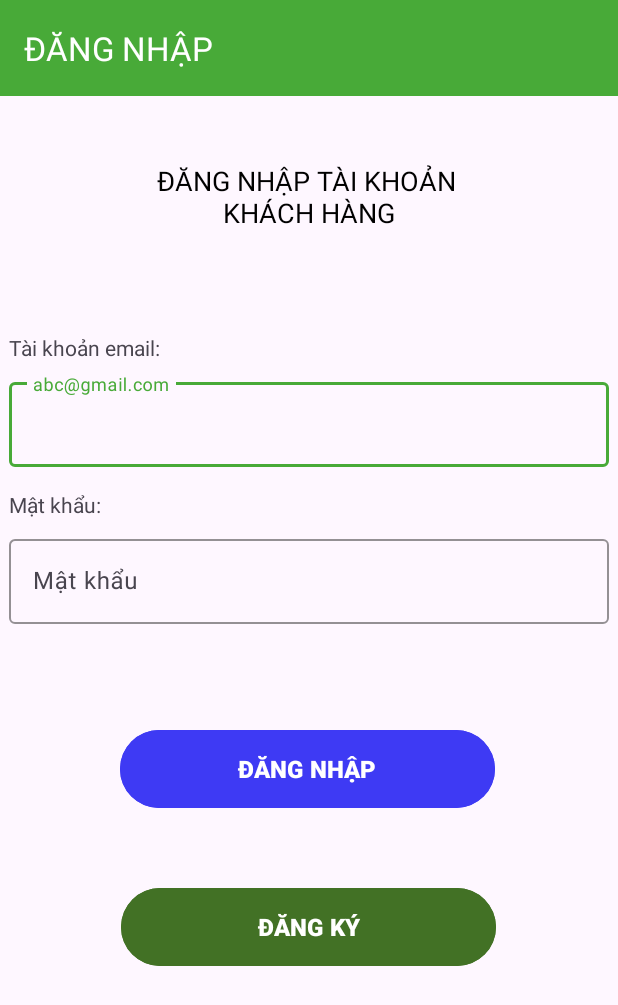
After one commit to captain18DevBE/MobileApp_giao_hang, an Android app: the CustomerLoginActivity screen opened directly, with no data from a screen before it, on a phone screen of 412 x 824 dp. The commit adds this screen. Shown: the top 1005 px of the screen. Run offline under Robolectric (Android 15) with nearby library versions, the phone set to English and light mode, and no system bars; our stand-ins replace Firebase (no records; nobody signed in at launch, a user with empty details on screens opened directly).

Commit message:
update login logout

```diff
--- /dev/null
+++ b/Project_GHN/app/src/main/java/tdtu/edu/project_ghn/view/CustomerLoginActivity.java
@@ -0,0 +1,124 @@
+package tdtu.edu.project_ghn.view;
+
+import androidx.annotation.NonNull;
+import androidx.appcompat.app.AppCompatActivity;
+import androidx.appcompat.widget.Toolbar;
+import androidx.core.content.ContextCompat;
+
+import android.content.Intent;
+import android.os.Bundle;
+import android.view.Menu;
+import android.view.View;
+import android.widget.Button;
+import android.widget.EditText;
+import android.widget.TextView;
+
+
+import com.google.android.gms.tasks.OnCompleteListener;
+import com.google.android.gms.tasks.Task;
+import com.google.firebase.auth.AuthResult;
+import com.google.firebase.auth.FirebaseAuth;
+import com.google.firebase.auth.FirebaseUser;
+
+import tdtu.edu.project_ghn.MainActivity;
+import tdtu.edu.project_ghn.R;
+
+public class CustomerLoginActivity extends AppCompatActivity {
+    private FirebaseAuth mAuth;
+    Button btnCustomerSignUp, btnCustomerLogin;
+    EditText edtUserName, edtPassWord;
+    TextView tvAlertLogin;
+    Toolbar toolbar;
+    @Override
+    protected void onCreate(Bundle savedInstanceState) {
+        super.onCreate(savedInstanceState);
+        setContentView(R.layout.activity_customer_login);
+
+        initFindView();
+        buildMenuAction(toolbar);
+
+        initListener();
+
+    }
+
+    private void initListener() {
+        btnCustomerLogin.setOnClickListener(new View.OnClickListener() {
+            @Override
+            public void onClick(View v) {
+                checkAuthentication();
+            }
+        });
+
+        btnCustomerSignUp.setOnClickListener(new View.OnClickListener() {
+            @Override
+            public void onClick(View v) {
+                Intent intent = new Intent(CustomerLoginActivity.this, CustomerSignUpActivity.class);
+                startActivity(intent);
+                finish();
+            }
+        });
+    }
+
+    private void checkAuthentication() {
+
+        mAuth = FirebaseAuth.getInstance();
+        String email = edtUserName.getText().toString().trim();
+        String password = edtPassWord.getText().toString().trim();
+
+        mAuth.signInWithEmailAndPassword(email, password).addOnCompleteListener(this, new OnCompleteListener<AuthResult>() {
+            @Override
+            public void onComplete(@NonNull Task<AuthResult> task) {
+                if (task.isSuccessful()) {
+                    FirebaseUser user = mAuth.getCurrentUser();
+//                    updateUI()
+                    Intent intent = new Intent(CustomerLoginActivity.this, MainActivity.class);
+                    startActivity(intent);
+                    finishAffinity();
+                } else {
+                    tvAlertLogin.setText("Sai tên đăng nhập hoặc mật khẩu!");
+                }
+            }
+        });
+    }
+
+
+    private void buildMenuAction(Toolbar toolbar) {
+        toolbar.setTitle("ĐĂNG NHẬP");
+        toolbar.setTitleTextColor(ContextCompat.getColor(this, R.color.white));
+        toolbar.inflateMenu(R.menu.menu_login);
+
+    }
+
+    private void initFindView() {
+        btnCustomerSignUp = findViewById(R.id.btnSignUp);
+        btnCustomerLogin = findViewById(R.id.btnLogin);
+        toolbar = findViewById(R.id.toolbar);
+        edtUserName = findViewById(R.id.edtUserNameCustomer);
+        edtPassWord = findViewById(R.id.edtPassCustomer);
+        tvAlertLogin = findViewById(R.id.tvAlertLogin);
+    }
+
+    @Override
+    public boolean onCreateOptionsMenu(Menu menu) {
+        getMenuInflater().inflate(R.menu.menu_login, menu);
+        return true;
+    }
+
+//  private void updateUI(FirebaseUser user) {
+//        hideProgressDialog();
+//        if (user != null) {
+//            mStatusTextView.setText(getString(R.string.google_status_fmt, user.getEmail()));
+//            mDetailTextView.setText(getString(R.string.firebase_status_fmt, user.getUid()));
+//
+//            findViewById(R.id.sign_in_button).setVisibility(View.GONE);
+//            findViewById(R.id.sign_out_and_disconnect).setVisibility(View.VISIBLE);
+//        } else {
+//            mStatusTextView.setText(R.string.signed_out);
+//            mDetailTextView.setText(null);
+//
+//            findViewById(R.id.sign_in_button).setVisibility(View.VISIBLE);
+//            findViewById(R.id.sign_out_and_disconnect).setVisibility(View.GONE);
+//        }
+//    }
+
+}
--- /dev/null
+++ b/Project_GHN/app/src/main/res/drawable/baseline_arrow_back_ios_24.xml
@@ -0,0 +1,5 @@
+<vector android:autoMirrored="true" android:height="24dp"
+    android:tint="#FFFFFF" android:viewportHeight="24"
+    android:viewportWidth="24" android:width="24dp" xmlns:android="http://schemas.android.com/apk/res/android">
+    <path android:fillColor="@android:color/white" android:pathData="M11.67,3.87L9.9,2.1 0,12l9.9,9.9 1.77,-1.77L3.54,12z"/>
+</vector>
--- /dev/null
+++ b/Project_GHN/app/src/main/res/layout/activity_customer_login.xml
@@ -0,0 +1,148 @@
+<?xml version="1.0" encoding="utf-8"?>
+<androidx.constraintlayout.widget.ConstraintLayout xmlns:android="http://schemas.android.com/apk/res/android"
+    xmlns:app="http://schemas.android.com/apk/res-auto"
+    xmlns:tools="http://schemas.android.com/tools"
+    android:layout_width="match_parent"
+    android:layout_height="match_parent"
+    tools:context=".view.ShipperLoginActivity">
+
+    <androidx.appcompat.widget.Toolbar
+        android:id="@+id/toolbar"
+        android:layout_width="match_parent"
+        android:layout_height="wrap_content"
+        android:background="#48AA38"
+        android:minHeight="?attr/actionBarSize"
+        android:theme="?attr/actionBarTheme"
+        app:layout_constraintEnd_toEndOf="parent"
+        app:layout_constraintStart_toStartOf="parent"
+        app:layout_constraintTop_toTopOf="parent" />
+
+
+    <LinearLayout
+        android:id="@+id/linearLayout"
+        android:layout_width="match_parent"
+        android:layout_height="wrap_content"
+        android:layout_marginTop="44dp"
+        android:gravity="center_horizontal"
+        android:orientation="vertical"
+        app:layout_constraintEnd_toEndOf="parent"
+        app:layout_constraintHorizontal_bias="0.0"
+        app:layout_constraintStart_toStartOf="parent"
+        app:layout_constraintTop_toBottomOf="@+id/toolbar">
+
+        <TextView
+            android:layout_width="wrap_content"
+            android:layout_height="match_parent"
+            android:gravity="center"
+            android:text="ĐĂNG NHẬP TÀI KHOẢN \nKHÁCH HÀNG"
+            android:textColor="@color/black"
+            android:textSize="18dp"
+            android:textStyle="normal"
+            app:layout_constraintBottom_toBottomOf="parent"
+            app:layout_constraintTop_toTopOf="parent"
+            tools:layout_editor_absoluteX="77dp" />
+    </LinearLayout>
+
+    <LinearLayout
+        android:id="@+id/linearLayout2"
+        android:layout_width="400dp"
+        android:layout_height="wrap_content"
+        android:layout_marginTop="68dp"
+        android:minWidth="200dp"
+        android:orientation="vertical"
+        app:layout_constraintEnd_toEndOf="parent"
+        app:layout_constraintStart_toStartOf="parent"
+        app:layout_constraintTop_toBottomOf="@+id/linearLayout">
+
+        <TextView
+            android:layout_width="wrap_content"
+            android:layout_height="wrap_content"
+            android:layout_marginBottom="8dp"
+            android:text="Tài khoản email:" />
+
+        <com.google.android.material.textfield.TextInputLayout
+            style="@style/ThemeOverlay.Material3.TextInputEditText.OutlinedBox"
+            android:layout_width="match_parent"
+            android:layout_height="wrap_content"
+            android:hint="abc@gmail.com"
+            app:boxStrokeColor="#48AA38"
+            app:helperTextTextColor="#48AA38"
+            app:hintTextColor="#48AA38">
+
+            <com.google.android.material.textfield.TextInputEditText
+                android:id="@+id/edtUserNameCustomer"
+                android:layout_width="match_parent"
+                android:layout_height="wrap_content"
+
+                />
+        </com.google.android.material.textfield.TextInputLayout>
+
+        <TextView
+            android:layout_width="wrap_content"
+            android:layout_height="wrap_content"
+            android:layout_marginTop="15dp"
+            android:layout_marginBottom="8dp"
+            android:text="Mật khẩu:" />
+
+        <com.google.android.material.textfield.TextInputLayout
+            style="@style/ThemeOverlay.Material3.TextInputEditText.OutlinedBox"
+            android:layout_width="match_parent"
+            android:layout_height="wrap_content"
+            android:hint="Mật khẩu"
+            app:boxStrokeColor="#48AA38"
+            app:helperTextTextColor="#48AA38"
+            app:hintTextColor="#48AA38">
+
+            <com.google.android.material.textfield.TextInputEditText
+                android:id="@+id/edtPassCustomer"
+                android:layout_width="match_parent"
+                android:layout_height="wrap_content"
+                android:inputType="textPassword" />
+        </com.google.android.material.textfield.TextInputLayout>
+    </LinearLayout>
+
+
+    <TextView
+        android:id="@+id/tvAlertLogin"
+        android:layout_width="wrap_content"
+        android:layout_height="wrap_content"
+        android:layout_marginTop="24dp"
+        android:text=""
+        android:textColor="#48AA38"
+        app:layout_constraintEnd_toEndOf="parent"
+        app:layout_constraintStart_toStartOf="parent"
+        app:layout_constraintTop_toBottomOf="@+id/linearLayout2" />
+
+    <Button
+        android:id="@+id/btnLogin"
+        android:layout_width="250dp"
+        android:layout_height="60dp"
+        android:layout_marginTop="24dp"
+        android:backgroundTint="#3E3AF4"
+        android:text="ĐĂNG NHẬP"
+        android:textSize="16dp"
+        android:textStyle="bold"
+        app:layout_constraintBottom_toBottomOf="parent"
+        app:layout_constraintEnd_toEndOf="parent"
+        app:layout_constraintHorizontal_bias="0.495"
+        app:layout_constraintStart_toStartOf="parent"
+        app:layout_constraintTop_toBottomOf="@+id/linearLayout2"
+        app:layout_constraintVertical_bias="0.132" />
+
+    <Button
+        android:id="@+id/btnSignUp"
+        android:layout_width="250dp"
+        android:layout_height="60dp"
+        android:layout_marginTop="24dp"
+        android:backgroundTint="#427125"
+        android:text="ĐĂNG KÝ"
+        android:textSize="16dp"
+        android:textStyle="bold"
+        app:layout_constraintBottom_toBottomOf="parent"
+        app:layout_constraintEnd_toEndOf="parent"
+        app:layout_constraintHorizontal_bias="0.496"
+        app:layout_constraintStart_toStartOf="parent"
+        app:layout_constraintTop_toBottomOf="@+id/linearLayout2"
+        app:layout_constraintVertical_bias="0.457" />
+
+</androidx.constraintlayout.widget.ConstraintLayout>
--- /dev/null
+++ b/Project_GHN/app/src/main/res/menu/menu_login.xml
@@ -0,0 +1,6 @@
+<?xml version="1.0" encoding="utf-8"?>
+<menu xmlns:android="http://schemas.android.com/apk/res/android"
+    xmlns:app="http://schemas.android.com/apk/res-auto"
+    >
+
+</menu>
--- a/Project_GHN/app/src/main/res/values/strings.xml
+++ b/Project_GHN/app/src/main/res/values/strings.xml
@@ -1,3 +1,3 @@
 <resources>
-    <string name="app_name">Project_GHN</string>
+    <string name="app_name">TÀI KHOẢN</string>
 </resources>
```
Also changed, not shown: Project_GHN/app/src/main/AndroidManifest.xml (+9 -0 lines), Project_GHN/app/src/main/java/tdtu/edu/project_ghn/MainActivity.java (+28 -1 lines), Project_GHN/app/src/main/java/tdtu/edu/project_ghn/view/ChangeCustomerPassActivity.java (added, +16 -0 lines), Project_GHN/app/src/main/java/tdtu/edu/project_ghn/view/ChosseAccountActivity.java (+10 -0 lines), Project_GHN/app/src/main/java/tdtu/edu/project_ghn/view/CustomerSignUpActivity.java (added, +16 -0 lines), Project_GHN/app/src/main/res/layout/activity_change_customer_pass.xml (added, +150 -0 lines), Project_GHN/app/src/main/res/layout/activity_customer_sign_up.xml (added, +150 -0 lines), Project_GHN/app/src/main/res/layout/activity_main.xml (+10 -0 lines).
